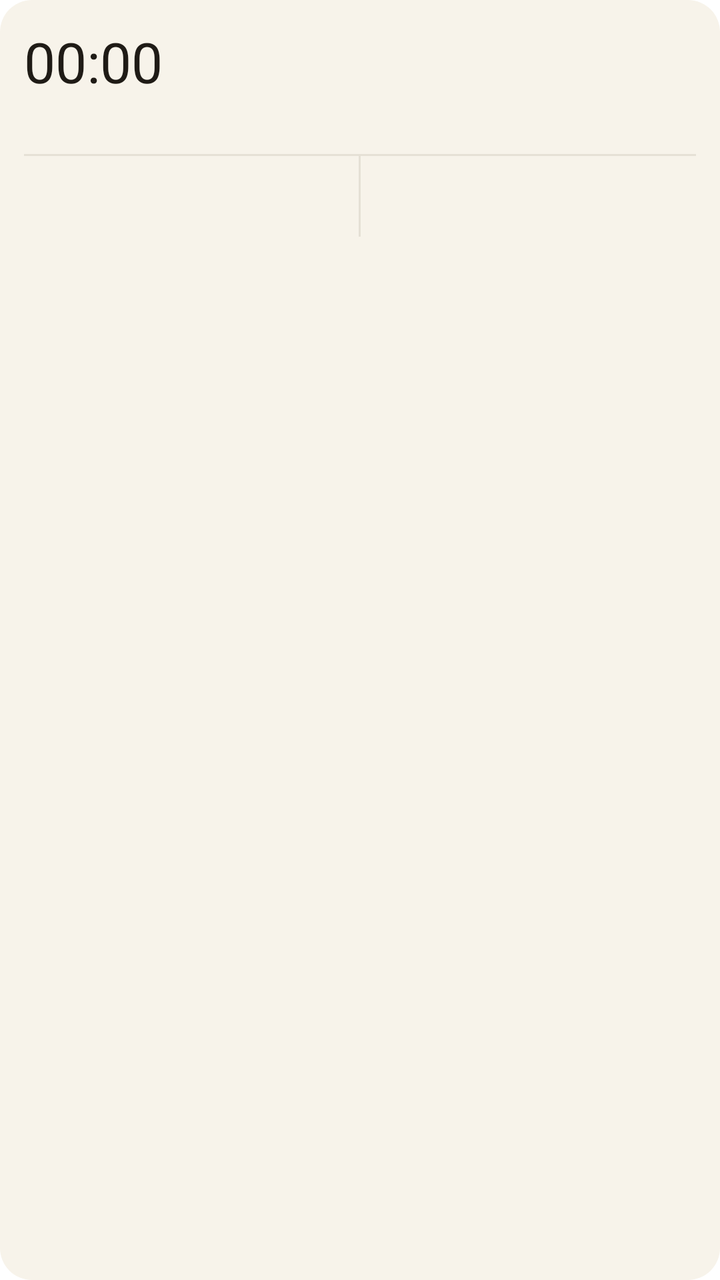
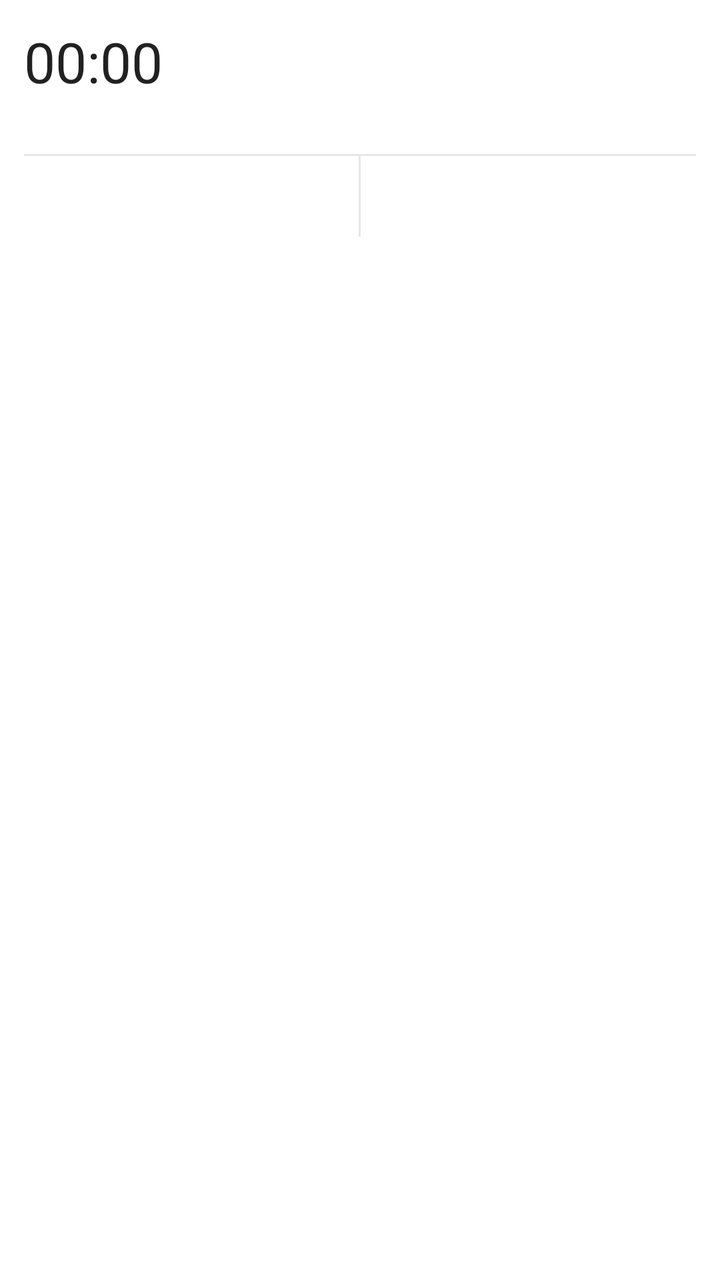

An Android layout rendered at two revisions. The XML below is the earlier revision; the diff shows what the commit changed to produce the second picture.
<!-- AndroidManifest.xml: fallback theme Theme.MaterialComponents.DayNight.NoActionBar -->
<!-- res/layout/notification_timer_expanded.xml -->
<?xml version="1.0" encoding="utf-8"?>
<LinearLayout xmlns:android="http://schemas.android.com/apk/res/android"
    android:layout_width="match_parent"
    android:layout_height="wrap_content"
    android:orientation="vertical"
    android:background="@drawable/bg_timer_notification"
    android:padding="12dp">

    <LinearLayout
        android:layout_width="match_parent"
        android:layout_height="wrap_content"
        android:orientation="horizontal"
        android:gravity="center_vertical">

        <LinearLayout
            android:layout_width="0dp"
            android:layout_height="wrap_content"
            android:layout_weight="1"
            android:orientation="vertical">

            <Chronometer
                android:id="@+id/timer_chrono"
                android:layout_width="wrap_content"
                android:layout_height="wrap_content"
                android:countDown="true"
                android:fontFamily="@font/joguman_handwriting"
                android:textColor="#1F1B16"
                android:textSize="28sp" />

            <TextView
                android:id="@+id/timer_paused_text"
                android:layout_width="wrap_content"
                android:layout_height="wrap_content"
                android:visibility="gone"
                android:fontFamily="@font/joguman_handwriting"
                android:textColor="#1F1B16"
                android:textSize="28sp" />

            <TextView
                android:id="@+id/timer_subtext"
                android:layout_width="wrap_content"
                android:layout_height="wrap_content"
                android:fontFamily="@font/joguman_handwriting"
                android:textColor="#8A857C"
                android:textSize="13sp" />
        </LinearLayout>
    </LinearLayout>

    
    <FrameLayout
        android:layout_width="match_parent"
        android:layout_height="1dp"
        android:layout_marginTop="10dp"
        android:background="#E5E0D5" />

    <LinearLayout
        android:layout_width="match_parent"
        android:layout_height="wrap_content"
        android:orientation="horizontal">

        <TextView
            android:id="@+id/btn_cancel"
            android:layout_width="0dp"
            android:layout_height="wrap_content"
            android:layout_weight="1"
            android:gravity="center"
            android:paddingVertical="10dp"
            android:fontFamily="@font/joguman_handwriting"
            android:textColor="#1F1B16"
            android:textSize="15sp" />

        <FrameLayout
            android:layout_width="1dp"
            android:layout_height="match_parent"
            android:background="#E5E0D5" />

        <TextView
            android:id="@+id/btn_toggle"
            android:layout_width="0dp"
            android:layout_height="wrap_content"
            android:layout_weight="1"
            android:gravity="center"
            android:paddingVertical="10dp"
            android:fontFamily="@font/joguman_handwriting"
            android:textColor="#1F1B16"
            android:textSize="15sp" />
    </LinearLayout>
</LinearLayout>
<!-- resources referenced by this layout -->
<resources>
  <!-- drawable bg_timer_notification (drawable) -->
  <?xml version="1.0" encoding="utf-8"?>
  <shape xmlns:android="http://schemas.android.com/apk/res/android"
      android:shape="rectangle">
      <solid android:color="#F7F3EA" />
      <corners android:radius="16dp" />
  </shape>
</resources>

<!-- the commit's change to res/layout/notification_timer_expanded.xml (unified diff, before → after) -->
@@ -3,7 +3,6 @@
     android:layout_width="match_parent"
     android:layout_height="wrap_content"
     android:orientation="vertical"
-    android:background="@drawable/bg_timer_notification"
     android:padding="12dp">
 
     <LinearLayout
@@ -24,7 +23,7 @@
                 android:layout_height="wrap_content"
                 android:countDown="true"
                 android:fontFamily="@font/joguman_handwriting"
-                android:textColor="#1F1B16"
+                android:textColor="?android:attr/textColorPrimary"
                 android:textSize="28sp" />
 
             <TextView
@@ -33,7 +32,7 @@
                 android:layout_height="wrap_content"
                 android:visibility="gone"
                 android:fontFamily="@font/joguman_handwriting"
-                android:textColor="#1F1B16"
+                android:textColor="?android:attr/textColorPrimary"
                 android:textSize="28sp" />
 
             <TextView
@@ -41,7 +40,7 @@
                 android:layout_width="wrap_content"
                 android:layout_height="wrap_content"
                 android:fontFamily="@font/joguman_handwriting"
-                android:textColor="#8A857C"
+                android:textColor="?android:attr/textColorSecondary"
                 android:textSize="13sp" />
         </LinearLayout>
     </LinearLayout>
@@ -51,7 +50,7 @@
         android:layout_width="match_parent"
         android:layout_height="1dp"
         android:layout_marginTop="10dp"
-        android:background="#E5E0D5" />
+        android:background="#33808080" />
 
     <LinearLayout
         android:layout_width="match_parent"
@@ -66,13 +65,13 @@
             android:gravity="center"
             android:paddingVertical="10dp"
             android:fontFamily="@font/joguman_handwriting"
-            android:textColor="#1F1B16"
+            android:textColor="?android:attr/textColorPrimary"
             android:textSize="15sp" />
 
         <FrameLayout
             android:layout_width="1dp"
             android:layout_height="match_parent"
-            android:background="#E5E0D5" />
+            android:background="#33808080" />
 
         <TextView
             android:id="@+id/btn_toggle"
@@ -82,7 +81,7 @@
             android:gravity="center"
             android:paddingVertical="10dp"
             android:fontFamily="@font/joguman_handwriting"
-            android:textColor="#1F1B16"
+            android:textColor="?android:attr/textColorPrimary"
             android:textSize="15sp" />
     </LinearLayout>
 </LinearLayout>
<!-- resource entries referenced after the edit -->
@@ -1,11 +1,5 @@
 <!-- resources referenced by this layout -->
 <resources>
-  <!-- drawable bg_timer_notification (drawable) -->
-  <?xml version="1.0" encoding="utf-8"?>
-  <shape xmlns:android="http://schemas.android.com/apk/res/android"
-      android:shape="rectangle">
-      <solid android:color="#F7F3EA" />
-      <corners android:radius="16dp" />
-  </shape>
+
 </resources>
 
